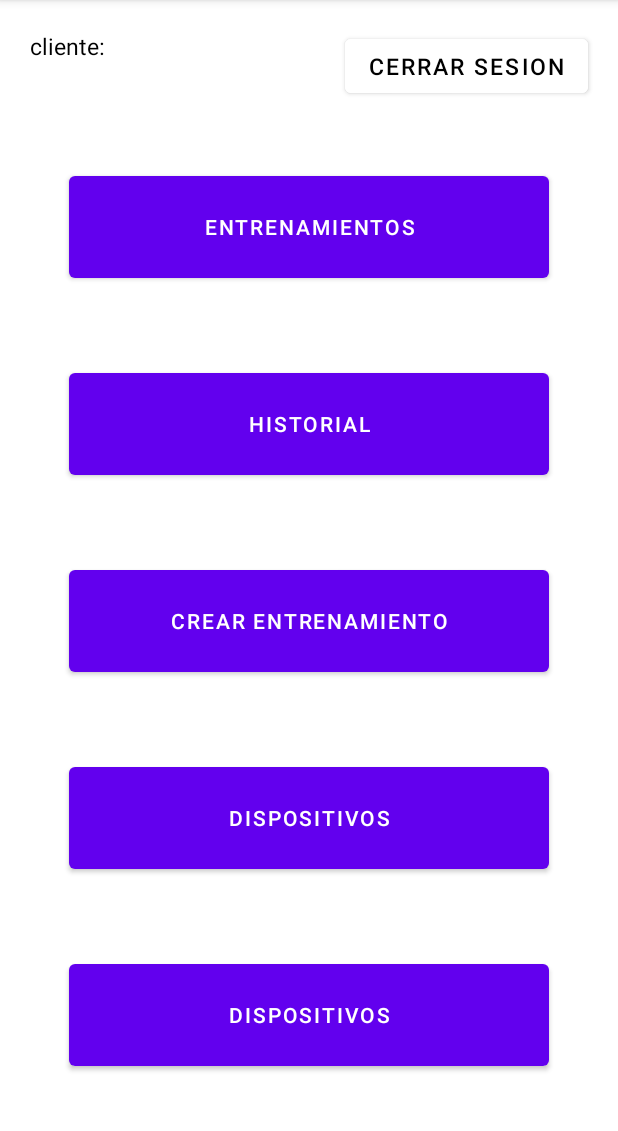
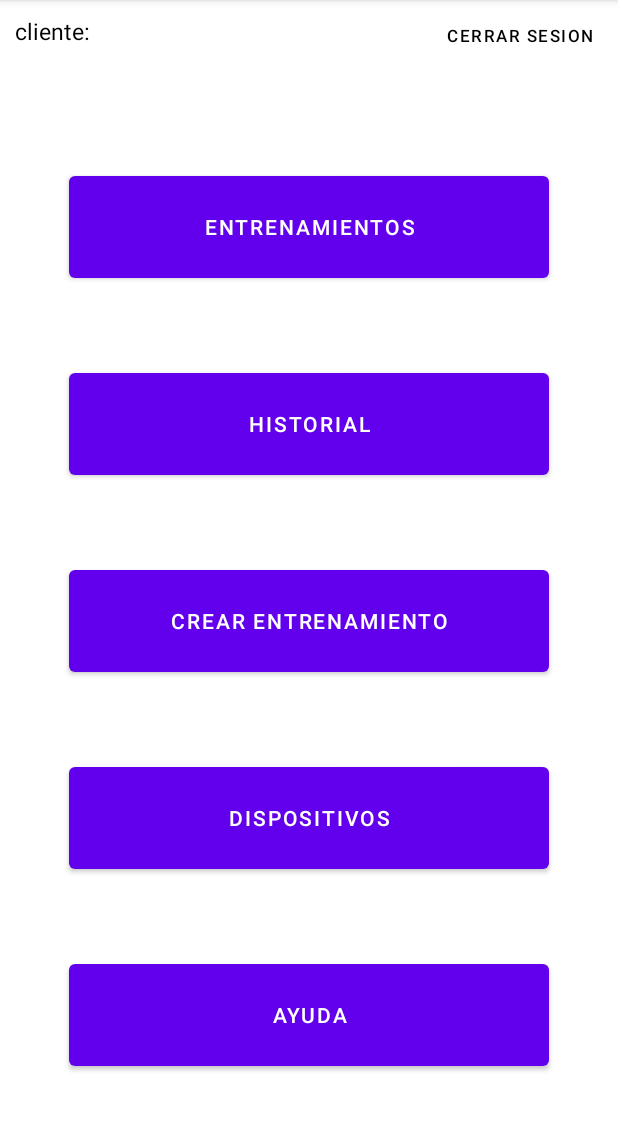
Before and after one commit to nicocth/Reflejos, an Android app: the screen it shows after launch once a user with an empty profile is signed in (MainActivity), on a phone screen of 412 x 824 dp, the part 84-1215 px from its top. Run offline under Robolectric (Android 15) with nearby library versions, the phone set to English and light mode, and no system bars; our stand-ins replace Firebase (no records; nobody signed in at launch, a user with empty details on screens opened directly).

Commit message:
Botones de MainActivity llevan a sus Activities correspondientes

```diff
--- a/app/build.gradle
+++ b/app/build.gradle
@@ -34,6 +34,7 @@ dependencies {
     implementation 'androidx.appcompat:appcompat:1.6.1'
     implementation 'com.google.android.material:material:1.11.0'
     implementation 'androidx.constraintlayout:constraintlayout:2.1.4'
+    implementation 'androidx.activity:activity:1.8.0'
     testImplementation 'junit:junit:4.13.2'
     androidTestImplementation 'androidx.test.ext:junit:1.1.5'
     androidTestImplementation 'androidx.test.espresso:espresso-core:3.5.1'
--- a/app/src/main/java/com/example/reflejos/MainActivity.java
+++ b/app/src/main/java/com/example/reflejos/MainActivity.java
@@ -15,7 +15,8 @@ import java.util.Objects;
 public class MainActivity extends AppCompatActivity {
     //declaración de los elementos de la vista
     private TextView emailTextView, userTypeTextView;
-    private Button signOutButton;
+    private Button signOutButton, trainingButton, recordButton, createTrainingButton;
+    private Button devicesButton, helpButton;
 
     //declaración del módulo Authentification de firebase
     private FirebaseAuth mAuth;
@@ -29,6 +30,11 @@ public class MainActivity extends AppCompatActivity {
         emailTextView = findViewById(R.id.emailTextView);
         userTypeTextView = findViewById(R.id.userTypeTextView);
         signOutButton = findViewById(R.id.signOutButton);
+        trainingButton = findViewById(R.id.trainingButton);
+        recordButton = findViewById(R.id.recordButton);
+        createTrainingButton = findViewById(R.id.createTrainingButton);
+        devicesButton = findViewById(R.id.devicesButton);
+        helpButton = findViewById(R.id.helpButton);
 
         //inicializamos clase de autentificacion firebase
         mAuth = FirebaseAuth.getInstance();
@@ -46,5 +52,45 @@ public class MainActivity extends AppCompatActivity {
                 startActivity(new Intent(MainActivity.this, LoginActivity.class));
             }
         });
+
+        //Configuración de botón Entrenamientos
+        trainingButton.setOnClickListener(new View.OnClickListener() {
+            @Override
+            public void onClick(View v) {
+                startActivity(new Intent(MainActivity.this, TrainingActivity.class));
+            }
+        });
+
+        //Configuración de botón Historial
+        recordButton.setOnClickListener(new View.OnClickListener() {
+            @Override
+            public void onClick(View v) {
+                startActivity(new Intent(MainActivity.this, RecordActivity.class));
+            }
+        });
+
+        //Configuración de botón Crear Entrenamiento
+        createTrainingButton.setOnClickListener(new View.OnClickListener() {
+            @Override
+            public void onClick(View v) {
+                startActivity(new Intent(MainActivity.this, CreateTrainingActivity.class));
+            }
+        });
+
+        //Configuración de botón Dispositivos
+        devicesButton.setOnClickListener(new View.OnClickListener() {
+            @Override
+            public void onClick(View v) {
+                startActivity(new Intent(MainActivity.this, DevicesActivity.class));
+            }
+        });
+
+        //Configuración de botón Ayuda
+        helpButton.setOnClickListener(new View.OnClickListener() {
+            @Override
+            public void onClick(View v) {
+                startActivity(new Intent(MainActivity.this, HelpActivity.class));
+            }
+        });
     }
 }
--- a/app/src/main/res/layout/activity_main.xml
+++ b/app/src/main/res/layout/activity_main.xml
@@ -7,42 +7,10 @@
     android:backgroundTint="@color/white"
     tools:context=".MainActivity">
 
-    <TextView
-        android:id="@+id/emailTextView"
-        android:layout_width="200dp"
-        android:layout_height="wrap_content"
-        android:layout_marginTop="4dp"
-        android:layout_marginStart="20dp"
-        android:text="email usuario"
-        android:textSize="15sp"
-        android:textColor="@color/black"
-        app:layout_constraintStart_toStartOf="parent"
-        app:layout_constraintTop_toBottomOf="@+id/userTypeTextView" />
-
-    <TextView
-        android:id="@+id/userTypeTextView"
-        android:layout_width="wrap_content"
-        android:layout_height="wrap_content"
-        android:layout_marginStart="20dp"
-        android:layout_marginTop="20dp"
-        android:text="cliente:"
-        android:textSize="15sp"
-        android:textColor="@color/black"
-        app:layout_constraintStart_toStartOf="parent"
-        app:layout_constraintTop_toTopOf="parent" />
-
-    <Button
-        android:id="@+id/signOutButton"
-        android:layout_width="wrap_content"
-        android:layout_height="wrap_content"
-        android:layout_marginTop="20dp"
-        android:layout_marginEnd="20dp"
-        android:backgroundTint="@color/white"
-        android:text="@string/sign_out_button"
-        android:textSize="15sp"
-        android:textColor="@color/black"
-        app:layout_constraintEnd_toEndOf="parent"
-        app:layout_constraintTop_toTopOf="parent" />
+    <include layout="@layout/header_layout"
+        android:id="@+id/reusableLayout"
+        android:layout_width="match_parent"
+        android:layout_height="wrap_content" />
 
     <Button
         android:id="@+id/trainingButton"
@@ -89,7 +57,7 @@
         android:id="@+id/helpButton"
         android:layout_width="320dp"
         android:layout_height="80dp"
-        android:text="@string/main_devices_button"
+        android:text="Ayuda"
         app:layout_constraintEnd_toEndOf="parent"
         app:layout_constraintStart_toStartOf="parent"
         app:layout_constraintTop_toBottomOf="@+id/devicesButton"
--- /dev/null
+++ b/app/src/main/res/layout/header_layout.xml
@@ -0,0 +1,78 @@
+<?xml version="1.0" encoding="utf-8"?>
+<androidx.constraintlayout.widget.ConstraintLayout xmlns:android="http://schemas.android.com/apk/res/android"
+    xmlns:app="http://schemas.android.com/apk/res-auto"
+    android:layout_width="match_parent"
+    android:layout_height="match_parent">
+
+
+    <TextView
+        android:id="@+id/userTypeTextView"
+        android:layout_width="wrap_content"
+        android:layout_height="wrap_content"
+        android:layout_marginStart="10dp"
+        android:layout_marginTop="10dp"
+        android:text="cliente:"
+        android:textSize="15sp"
+        android:textColor="@color/black"
+        app:layout_constraintStart_toStartOf="parent"
+        app:layout_constraintTop_toTopOf="parent" />
+
+    <TextView
+        android:id="@+id/emailTextView"
+        android:layout_width="wrap_content"
+        android:layout_height="wrap_content"
+        android:layout_marginStart="0dp"
+        android:text="email usuario"
+        android:textSize="15sp"
+        android:textColor="@color/black"
+        app:layout_constraintStart_toStartOf="@+id/userTypeTextView"
+        app:layout_constraintTop_toBottomOf="@+id/userTypeTextView" />
+
+    <Button
+        android:id="@+id/signOutButton"
+        android:layout_width="wrap_content"
+        android:layout_height="wrap_content"
+        android:layout_marginEnd="0dp"
+        android:background="@android:color/transparent"
+        android:text="@string/sign_out_button"
+        android:textSize="11sp"
+        android:textColor="@color/black"
+        app:layout_constraintEnd_toEndOf="parent"
+        app:layout_constraintTop_toTopOf="parent" />
+
+    <!--<TextView
+        android:id="@+id/emailTextView"
+        android:layout_width="200dp"
+        android:layout_height="wrap_content"
+        android:layout_marginTop="4dp"
+        android:layout_marginStart="20dp"
+        android:text="email usuario"
+        android:textSize="15sp"
+        android:textColor="@color/black"
+        app:layout_constraintStart_toStartOf="parent"
+        app:layout_constraintTop_toBottomOf="@+id/userTypeTextView" />
+
+    <TextView
+        android:id="@+id/userTypeTextView"
+        android:layout_width="wrap_content"
+        android:layout_height="wrap_content"
+        android:layout_marginStart="20dp"
+        android:text="cliente:"
+        android:textSize="15sp"
+        android:textColor="@color/black"
+        app:layout_constraintStart_toStartOf="parent"
+        app:layout_constraintTop_toTopOf="parent" />
+
+    <Button
+        android:id="@+id/signOutButton"
+        android:layout_width="wrap_content"
+        android:layout_height="wrap_content"
+        android:layout_marginEnd="20dp"
+        android:background="@android:color/transparent"
+        android:text="@string/sign_out_button"
+        android:textSize="15sp"
+        android:textColor="@color/black"
+        app:layout_constraintEnd_toEndOf="parent"
+        app:layout_constraintTop_toTopOf="parent" />-->
+
+</androidx.constraintlayout.widget.ConstraintLayout>
```
Also changed, not shown: app/src/main/AndroidManifest.xml (+15 -0 lines), app/src/main/java/com/example/reflejos/CreateTrainingActivity.java (added, +13 -0 lines), app/src/main/java/com/example/reflejos/DevicesActivity.java (added, +14 -0 lines), app/src/main/java/com/example/reflejos/HelpActivity.java (added, +14 -0 lines), app/src/main/java/com/example/reflejos/RecordActivity.java (added, +14 -0 lines), app/src/main/java/com/example/reflejos/TrainingActivity.java (added, +13 -0 lines), app/src/main/res/layout/activity_create_training.xml (added, +26 -0 lines), app/src/main/res/layout/activity_devices.xml (added, +36 -0 lines), app/src/main/res/layout/activity_form_sign_in.xml (+8 -7 lines), app/src/main/res/layout/activity_help.xml (added, +27 -0 lines), app/src/main/res/layout/activity_record.xml (added, +27 -0 lines), app/src/main/res/layout/activity_training.xml (added, +37 -0 lines).
